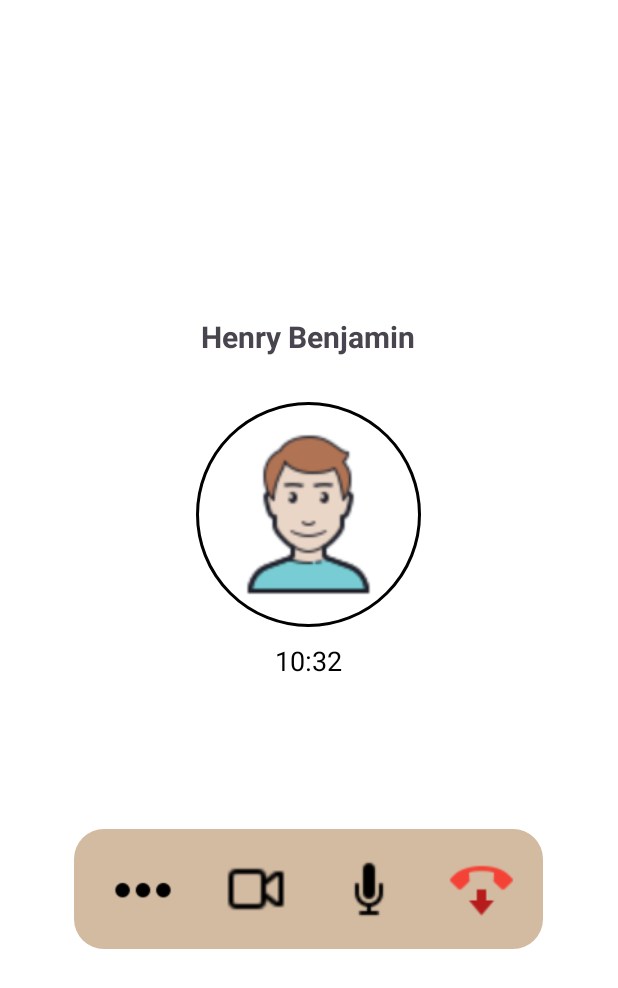
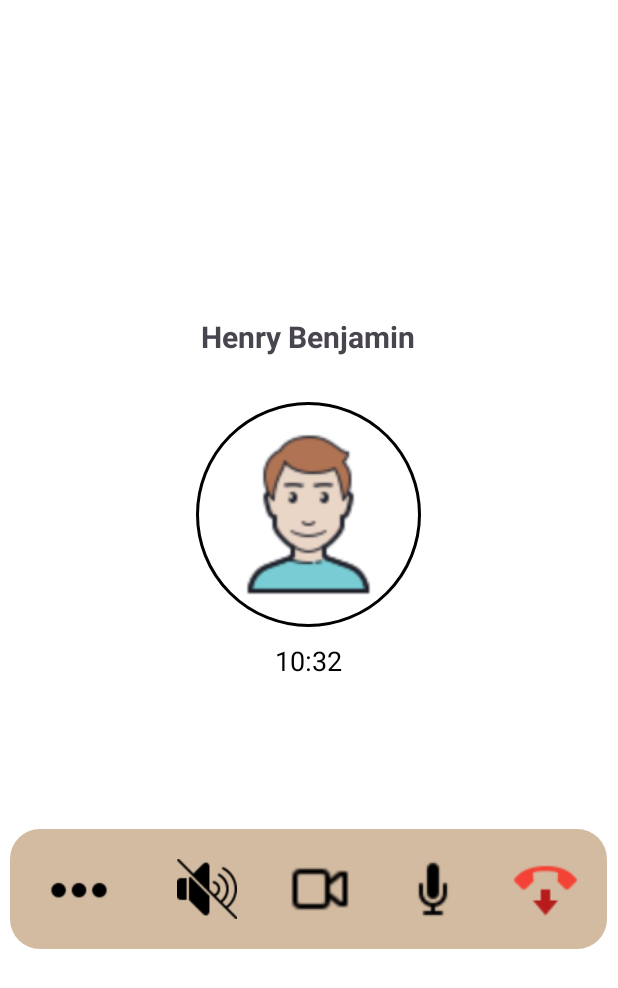
Before and after one commit to JawadAhmadKhan04/ConnectME_UI, an Android app: the screen it shows after launch (CallActivity), on a phone screen of 412 x 824 dp. Shown: the top 988 px of the screen. Run offline under Robolectric (Android 15) with nearby library versions, the phone set to English and light mode, and no system bars.

Commit message:
Resolved minute changes
Added the speaker toggle

```diff
--- a/app/src/main/java/com/jawadahmadkhan/i220791/CallActivity.kt
+++ b/app/src/main/java/com/jawadahmadkhan/i220791/CallActivity.kt
@@ -8,8 +8,10 @@ class CallActivity : AppCompatActivity() {
 
     private lateinit var muteButton: ImageView
     private lateinit var stopCamera: ImageView
+    private lateinit var stopSpeaker: ImageView
     private var isMuted = false  // Track mute state
     private var isCameraOff = false  // Track mute state
+    private var isSpeakerOff = true  // Track mute state
 
     override fun onCreate(savedInstanceState: Bundle?) {
         super.onCreate(savedInstanceState)
@@ -18,6 +20,7 @@ class CallActivity : AppCompatActivity() {
         val endCall = findViewById<ImageView>(R.id.btnEndCall)
         muteButton = findViewById(R.id.btnMute)
         stopCamera = findViewById(R.id.btnVideo)
+        stopSpeaker = findViewById(R.id.btnSpeaker)
 
         // End call when button is clicked
         endCall.setOnClickListener {
@@ -27,6 +30,10 @@ class CallActivity : AppCompatActivity() {
         // Toggle microphone on/off
         muteButton.setOnClickListener {
             toggleMute()
+        }
+
+        stopSpeaker.setOnClickListener {
+            toggleSpeaker()
         }
 
         stopCamera.setOnClickListener {
@@ -43,6 +50,16 @@ class CallActivity : AppCompatActivity() {
         isMuted = !isMuted  // Toggle state
     }
 
+    private fun toggleSpeaker() {
+        if (isSpeakerOff) {
+            stopSpeaker.setImageResource(R.drawable.speaker_off)  // Switch to speaker_off icon
+        } else {
+            stopSpeaker.setImageResource(R.drawable.speaker_on) // Switch to speaker_on icon
+        }
+        isSpeakerOff = !isSpeakerOff  // Toggle state
+    }
+
+
     private fun toggleCamera() {
         if (isCameraOff) {
             stopCamera.setImageResource(R.drawable.video_call)  // Switch to mic_on icon
--- a/app/src/main/res/layout/call_screen.xml
+++ b/app/src/main/res/layout/call_screen.xml
@@ -18,6 +18,7 @@
         android:text="Henry Benjamin"
         android:textSize="20sp"
         android:textStyle="bold" />
+
 
     <!-- Call Duration -->
     <ImageView
@@ -48,6 +49,17 @@
         android:orientation="horizontal"
         android:padding="16dp">
 
+        <!-- Three Dots Button -->
+        <ImageView
+            android:id="@+id/threedots"
+            android:layout_width="40dp"
+            android:layout_height="40dp"
+            android:layout_marginStart="10dp"
+            android:layout_marginEnd="35dp"
+            android:contentDescription="Three DOts"
+            android:src="@drawable/three_dots" />
+
+
         <!-- Speaker Button -->
         <ImageView
             android:id="@+id/btnSpeaker"
@@ -56,7 +68,7 @@
             android:layout_marginStart="10dp"
             android:layout_marginEnd="35dp"
             android:contentDescription="Speaker"
-            android:src="@drawable/three_dots" />
+            android:src="@drawable/speaker_off" />
 
         <!-- Video Call Button -->
         <ImageView
```
Also changed, not shown: app/src/main/res/drawable/speaker_off.png (added), app/src/main/res/drawable/speaker_on.png (added).
